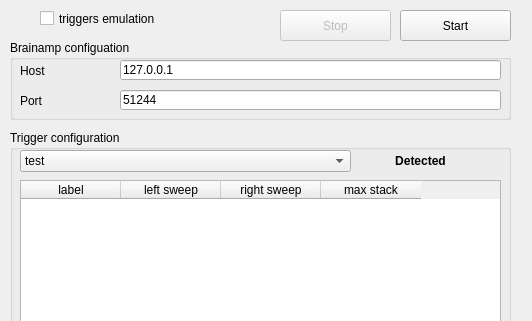
Before: the Qt Designer form pybart/cp.ui in felixcapuano/pybart, drawn with Qt 5; both pictures show x 0 to 532 and y 0 to 321 of the 532 by 616 pixel window.
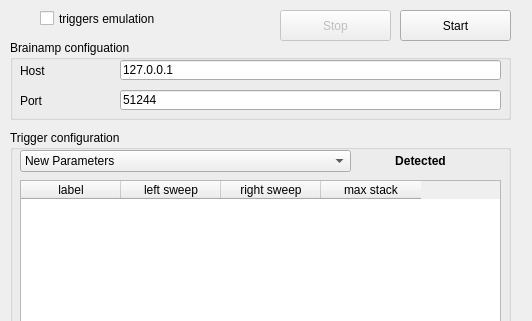
After: the same form once the commit is applied. Icons and pictures are not drawn.

Commit message: adding process detection en loader of parmameter

```diff
--- a/pybart/cp.ui
+++ b/pybart/cp.ui
@@ -169,7 +169,7 @@
      </property>
      <item>
       <property name="text">
-       <string>test</string>
+       <string>New Parameters</string>
       </property>
      </item>
     </widget>
```
Left out of the diff: 2 changed lines with no effect on the pictures. The commit also changes 2 other files.
